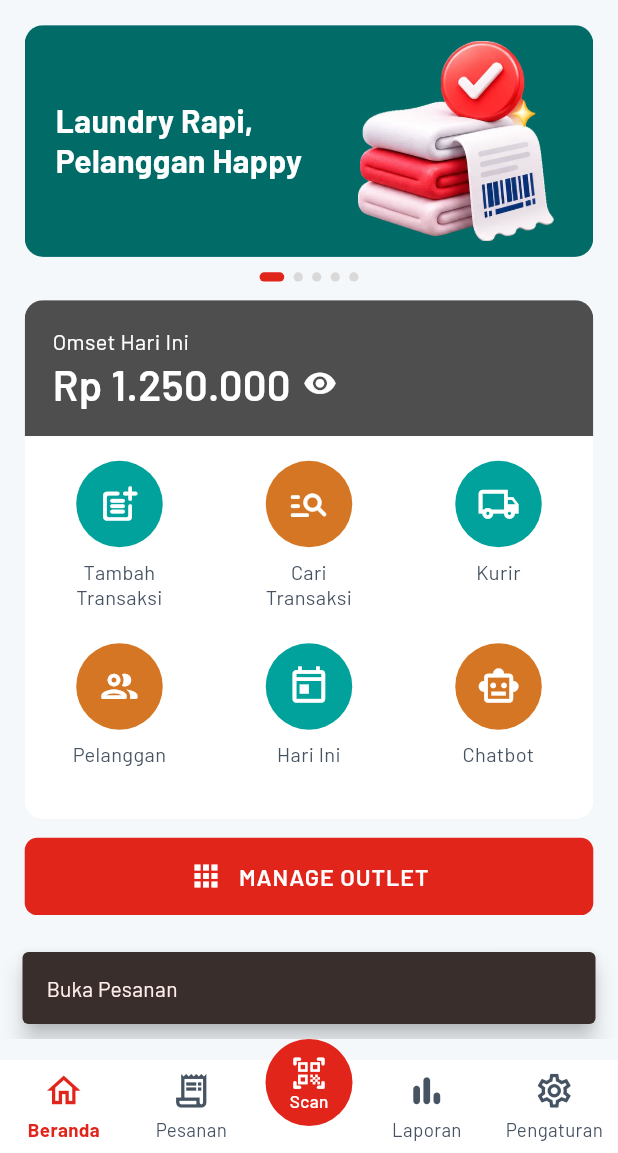
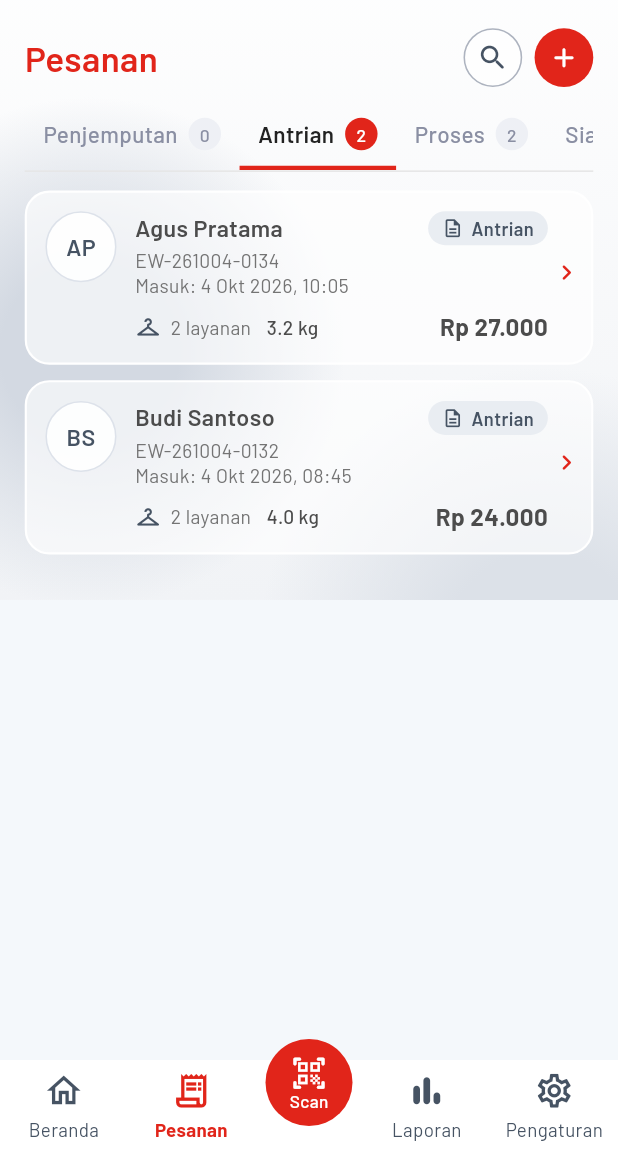
Before and after one commit to rajabadutiklan-lab/Washeo, a Flutter app: the screen it shows after launch, item 2 of the bottom bar chosen, on a phone screen of 412 x 824 dp, the part 83-1236 px from its top. Run offline on Flutter 3.47's test engine with Material 3 defaults, Android fonts, the phone set to English and light mode, and no system bars; our stand-ins replace google_fonts.

Commit message:
Tambah layar Pesanan dengan kartu tembus pandang dan tab status
Co-Authored-By: Claude Opus 5.5 <noreply@anthropic.com>
Claude-Session: https://claude.ai/code/session_016aBwdT5JbhdtojzFCvAF2Z

```diff
--- /dev/null
+++ b/lib/screens/pesanan_screen.dart
@@ -0,0 +1,418 @@
+import 'package:flutter/material.dart';
+
+import '../widgets/common.dart';
+
+// Layar Pesanan. Kartu tembus pandang (kaca tipis TANPA blur) di atas latar
+// putih dengan variasi abu lembut, supaya efek transparannya terlihat.
+
+const _statuses = [
+  'Penjemputan',
+  'Antrian',
+  'Proses',
+  'Siap Ambil',
+  'Diantar',
+  'Diambil',
+  'Batal',
+  'Telat Ambil',
+];
+
+class _Order {
+  const _Order(this.nama, this.kode, this.masuk, this.layanan, this.berat,
+      this.total, this.status);
+  final String nama;
+  final String kode;
+  final String masuk;
+  final int layanan;
+  final double berat;
+  final int total;
+  final String status;
+}
+
+// Data contoh (ganti dengan data asli).
+const _orders = [
+  _Order('Agus Pratama', 'EW-261004-0134', '4 Okt 2026, 10:05', 2, 3.2, 27000,
+      'Antrian'),
+  _Order('Siti Nurhaliza', 'EW-261004-0133', '4 Okt 2026, 09:21', 3, 2.5,
+      35000, 'Proses'),
+  _Order('Budi Santoso', 'EW-261004-0132', '4 Okt 2026, 08:45', 2, 4.0, 24000,
+      'Antrian'),
+  _Order('Rina Aprilia', 'EW-261004-0131', '3 Okt 2026, 16:20', 4, 3.0, 48000,
+      'Siap Ambil'),
+  _Order('Andi Wijaya', 'EW-261004-0130', '3 Okt 2026, 14:10', 1, 1.0, 12000,
+      'Diambil'),
+  _Order('Dewi Lestari', 'EW-261004-0129', '3 Okt 2026, 11:35', 3, 2.8, 32000,
+      'Proses'),
+];
+
+(Color, Color, IconData) _statusStyle(String s) => switch (s) {
+      'Antrian' => (const Color(0xFFE9EDF2), kSlate, Icons.description_outlined),
+      'Proses' => (const Color(0xFFFAEDDF), kOrange, Icons.schedule_rounded),
+      'Siap Ambil' => (
+          const Color(0xFFDFF3F2),
+          kTealDark,
+          Icons.check_circle_outline_rounded
+        ),
+      'Penjemputan' => (
+          const Color(0xFFDFF3F2),
+          kTealDark,
+          Icons.local_shipping_outlined
+        ),
+      'Diantar' => (
+          const Color(0xFFDFF3F2),
+          kTealDark,
+          Icons.local_shipping_outlined
+        ),
+      'Diambil' => (const Color(0xFFECEEF1), kMuted, Icons.inventory_2_outlined),
+      _ => (const Color(0xFFFCE6E4), kRed, Icons.error_outline_rounded),
+    };
+
+class PesananScreen extends StatefulWidget {
+  const PesananScreen({super.key});
+
+  @override
+  State<PesananScreen> createState() => _PesananScreenState();
+}
+
+class _PesananScreenState extends State<PesananScreen> {
+  String _outlet = 'Outlet Utama';
+  String _tab = 'Antrian';
+
+  int _count(String status) => _orders.where((o) => o.status == status).length;
+
+  @override
+  Widget build(BuildContext context) {
+    final list = _orders.where((o) => o.status == _tab).toList();
+    return EwashoPage(
+      current: 1,
+      background: const _Background(),
+      child: Column(
+        crossAxisAlignment: CrossAxisAlignment.stretch,
+        children: [
+          EwashoHeader(
+            outlet: _outlet,
+            onOutletChanged: (v) => setState(() => _outlet = v),
+            actionIcon: Icons.notifications_rounded,
+            onAction: () => showInfo(context, 'Buka Notifikasi'),
+          ),
+          const SizedBox(height: 16),
+          Row(
+            children: [
+              const PageTitle('Pesanan'),
+              const Spacer(),
+              _RoundButton(
+                icon: Icons.search_rounded,
+                filled: false,
+                onTap: () => showInfo(context, 'Cari pesanan'),
+              ),
+              const SizedBox(width: 8),
+              _RoundButton(
+                icon: Icons.add_rounded,
+                filled: true,
+                onTap: () => showInfo(context, 'Tambah pesanan'),
+              ),
+            ],
+          ),
+          const SizedBox(height: 10),
+          Container(
+            decoration: const BoxDecoration(
+              border: Border(bottom: BorderSide(color: kLine)),
+            ),
+            child: SingleChildScrollView(
+              scrollDirection: Axis.horizontal,
+              child: Row(
+                children: [
+                  for (final s in _statuses)
+                    _Tab(
+                      label: s,
+                      count: _count(s),
+                      active: s == _tab,
+                      onTap: () => setState(() => _tab = s),
+                    ),
+                ],
+              ),
+            ),
+          ),
+          const SizedBox(height: 12),
+          if (list.isEmpty)
+            Padding(
+              padding: const EdgeInsets.symmetric(vertical: 56),
+              child: Column(
+                children: [
+                  Container(
+                    width: 48,
+                    height: 48,
+                    decoration: BoxDecoration(
+                      color: kTile,
+                      borderRadius: BorderRadius.circular(10),
+                    ),
+                    child: const Icon(Icons.receipt_long_outlined,
+                        color: kMuted, size: 26),
+                  ),
+                  const SizedBox(height: 12),
+                  Text('Belum ada pesanan $_tab', style: ts(13, c: kMuted)),
+                ],
+              ),
+            )
+          else
+            for (final o in list) ...[
+              _OrderCard(
+                order: o,
+                onTap: () => showInfo(context, 'Buka ${o.kode}'),
+              ),
+              const SizedBox(height: 10),
+            ],
+        ],
+      ),
+    );
+  }
+}
+
+// ---------------------------------------------------------------------------
+// Latar putih dengan variasi abu lembut (digambar sekali, tanpa blur)
+// ---------------------------------------------------------------------------
+
+class _Background extends StatelessWidget {
+  const _Background();
+
+  static Widget _blob(double size, Color color) => Container(
+        width: size,
+        height: size,
+        decoration: BoxDecoration(
+          shape: BoxShape.circle,
+          gradient: RadialGradient(
+            colors: [color, color.withAlpha(0)],
+            stops: const [.35, 1],
+          ),
+        ),
+      );
+
+  @override
+  Widget build(BuildContext context) {
+    return DecoratedBox(
+      decoration: const BoxDecoration(
+        gradient: LinearGradient(
+          begin: Alignment.topCenter,
+          end: Alignment.bottomCenter,
+          colors: [Colors.white, Color(0xFFF1F3F6)],
+        ),
+      ),
+      child: Stack(
+        children: [
+          Positioned(
+              top: 120, left: -110, child: _blob(340, const Color(0xFFD3D9E2))),
+          Positioned(
+              top: 300, right: -140, child: _blob(380, const Color(0xFFDCE1E8))),
+          Positioned(
+              top: 560, left: -60, child: _blob(320, const Color(0xFFCFD6E0))),
+          Positioned(
+              top: 760, right: -90, child: _blob(300, const Color(0xFFD8DEE6))),
+        ],
+      ),
+    );
+  }
+}
+
+// ---------------------------------------------------------------------------
+// Tombol bulat, tab status, kartu pesanan
+// ---------------------------------------------------------------------------
+
+class _RoundButton extends StatelessWidget {
+  const _RoundButton({
+    required this.icon,
+    required this.filled,
+    required this.onTap,
+  });
+
+  final IconData icon;
+  final bool filled;
+  final VoidCallback onTap;
+
+  @override
+  Widget build(BuildContext context) {
+    return GestureDetector(
+      onTap: onTap,
+      child: Container(
+        width: 38,
+        height: 38,
+        decoration: BoxDecoration(
+          shape: BoxShape.circle,
+          color: filled ? kRed : wOp(.7),
+          border: filled ? null : Border.all(color: kOutline),
+        ),
+        child: Icon(icon, color: filled ? Colors.white : kSlate, size: 21),
+      ),
+    );
+  }
+}
+
+class _Tab extends StatelessWidget {
+  const _Tab({
+    required this.label,
+    required this.count,
+    required this.active,
+    required this.onTap,
+  });
+
+  final String label;
+  final int count;
+  final bool active;
+  final VoidCallback onTap;
+
+  @override
+  Widget build(BuildContext context) {
+    final hot = active && count > 0;
+    return GestureDetector(
+      behavior: HitTestBehavior.opaque,
+      onTap: onTap,
+      child: Container(
+        height: 44,
+        padding: const EdgeInsets.symmetric(horizontal: 12),
+        decoration: BoxDecoration(
+          border: Border(
+            bottom: BorderSide(
+              color: active ? kRed : Colors.transparent,
+              width: 3,
+            ),
+          ),
+        ),
+        child: Row(
+          children: [
+            Text(
+              label,
+              style: ts(13.5,
+                  w: active ? FontWeight.w600 : FontWeight.w500,
+                  c: active ? const Color(0xFF222222) : const Color(0xFF8A8FA3)),
+            ),
+            const SizedBox(width: 7),
+            Container(
+              constraints: const BoxConstraints(minWidth: 21),
+              height: 21,
+              padding: const EdgeInsets.symmetric(horizontal: 6),
+              alignment: Alignment.center,
+              decoration: BoxDecoration(
+                color: hot ? kRed : const Color(0xFFEEF0F5),
+                borderRadius: BorderRadius.circular(10.5),
+              ),
+              child: Text(
+                '$count',
+                style: ts(10.5,
+                    w: FontWeight.w500,
+                    c: hot ? Colors.white : const Color(0xFF8A8FA3),
+                    h: 1.1),
+              ),
+            ),
+          ],
+        ),
+      ),
+    );
+  }
+}
+
+class _OrderCard extends StatelessWidget {
+  const _OrderCard({required this.order, required this.onTap});
+  final _Order order;
+  final VoidCallback onTap;
+
+  String get _initials {
+    final parts = order.nama.split(' ');
+    final a = parts.first.isEmpty ? '' : parts.first[0];
+    final b = parts.length > 1 && parts.last.isNotEmpty ? parts.last[0] : '';
+    return (a + b).toUpperCase();
+  }
+
+  @override
+  Widget build(BuildContext context) {
+    final (bg, fg, icon) = _statusStyle(order.status);
+    return GestureDetector(
+      onTap: onTap,
+      child: Container(
+        padding: const EdgeInsets.fromLTRB(12, 12, 6, 12),
+        // Kaca tipis tanpa blur: putih tembus pandang + garis tepi putih.
+        decoration: BoxDecoration(
+          color: wOp(.62),
+          borderRadius: BorderRadius.circular(16),
+          border: Border.all(color: Colors.white, width: 1.4),
+        ),
+        child: Row(
+          crossAxisAlignment: CrossAxisAlignment.start,
+          children: [
+            Container(
+              width: 46,
+              height: 46,
+              alignment: Alignment.center,
+              decoration: BoxDecoration(
+                shape: BoxShape.circle,
+                color: wOp(.9),
+                border: Border.all(color: const Color(0xFFDDE2EA)),
+              ),
+              child:
+                  Text(_initials, style: ts(14, w: FontWeight.w600, c: kSlate)),
+            ),
+            const SizedBox(width: 12),
+            Expanded(
+              child: Column(
+                crossAxisAlignment: CrossAxisAlignment.start,
+                children: [
+                  Row(
+                    children: [
+                      Expanded(
+                        child: Text(order.nama,
+                            maxLines: 1,
+                            overflow: TextOverflow.ellipsis,
+                            style: ts(14, w: FontWeight.w600, h: 1.25)),
+                      ),
+                      const SizedBox(width: 6),
+                      Container(
+                        padding: const EdgeInsets.symmetric(
+                            horizontal: 9, vertical: 4),
+                        decoration: BoxDecoration(
+                          color: bg,
+                          borderRadius: BorderRadius.circular(12),
+                        ),
+                        child: Row(
+                          mainAxisSize: MainAxisSize.min,
+                          children: [
+                            Icon(icon, color: fg, size: 14),
+                            const SizedBox(width: 5),
+                            Text(order.status,
+                                style: ts(11,
+                                    w: FontWeight.w600, c: fg, h: 1.15)),
+                          ],
+                        ),
+                      ),
+                    ],
+                  ),
+                  const SizedBox(height: 2),
+                  Text(order.kode, style: ts(11.5, c: kMuted, h: 1.3)),
+                  Text('Masuk: ${order.masuk}',
+                      style: ts(11.5, c: kMuted, h: 1.3)),
+                  const SizedBox(height: 8),
+                  Row(
+                    children: [
+                      const Icon(Icons.checkroom_outlined,
+                          color: kSlate, size: 17),
+                      const SizedBox(width: 6),
+                      Text('${order.layanan} layanan',
+                          style: ts(11.5, c: kMuted)),
+                      const SizedBox(width: 10),
+                      Text('${order.berat.toStringAsFixed(1)} kg',
+                          style: ts(11.5, w: FontWeight.w500)),
+                      const Spacer(),
+                      Text(rupiah(order.total),
+                          style: ts(14.5, w: FontWeight.w700)),
+                    ],
+                  ),
+                ],
+              ),
+            ),
+            const SizedBox(width: 2),
+            const Padding(
+              padding: EdgeInsets.only(top: 30),
+              child: Icon(Icons.chevron_right_rounded, color: kRed, size: 20),
+            ),
+          ],
+        ),
+      ),
+    );
+  }
+}
--- a/lib/widgets/bottom_nav.dart
+++ b/lib/widgets/bottom_nav.dart
@@ -3,6 +3,7 @@ import 'package:flutter/material.dart';
 import '../screens/beranda_screen.dart';
 import '../screens/laporan_screen.dart';
 import '../screens/pengaturan_screen.dart';
+import '../screens/pesanan_screen.dart';
 import 'common.dart';
 
 // Indeks tab: 0 Beranda, 1 Pesanan, 2 Laporan, 3 Pengaturan.
@@ -18,15 +19,12 @@ void goTab(BuildContext context, int from, int to) {
   if (to == from) return;
   final Widget? page = switch (to) {
     0 => const BerandaScreen(),
+    1 => const PesananScreen(),
     2 => const LaporanScreen(),
     3 => const PengaturanScreen(),
     _ => null,
   };
-  if (page == null) {
-    // TODO: layar Pesanan belum dibuat.
-    showInfo(context, 'Buka Pesanan');
-    return;
-  }
+  if (page == null) return;
   Navigator.of(context).pushAndRemoveUntil(
     PageRouteBuilder(
       pageBuilder: (_, __, ___) => page,
--- a/lib/widgets/common.dart
+++ b/lib/widgets/common.dart
@@ -56,7 +56,15 @@ void showInfo(BuildContext context, String text) {
 // ---------------------------------------------------------------------------
 
 class EwashoPage extends StatelessWidget {
-  const EwashoPage({super.key, required this.current, required this.child});
+  const EwashoPage({
+    super.key,
+    required this.current,
+    required this.child,
+    this.background,
+  });
+
+  /// Latar khusus (diam, tidak ikut scroll). Kosong = warna polos.
+  final Widget? background;
 
   /// Indeks menu bawah yang aktif.
   final int current;
@@ -77,7 +85,11 @@ class EwashoPage extends StatelessWidget {
       child: Scaffold(
         backgroundColor: kBody,
         bottomNavigationBar: EwashoBottomNav(current: current),
-        body: SafeArea(
+        body: Stack(
+          children: [
+            if (background != null)
+              Positioned.fill(child: RepaintBoundary(child: background!)),
+            SafeArea(
           bottom: false,
           child: SingleChildScrollView(
             padding: const EdgeInsets.only(bottom: 20),
@@ -102,6 +114,8 @@ class EwashoPage extends StatelessWidget {
               ),
             ),
           ),
+        ),
+          ],
         ),
       ),
     );
```
